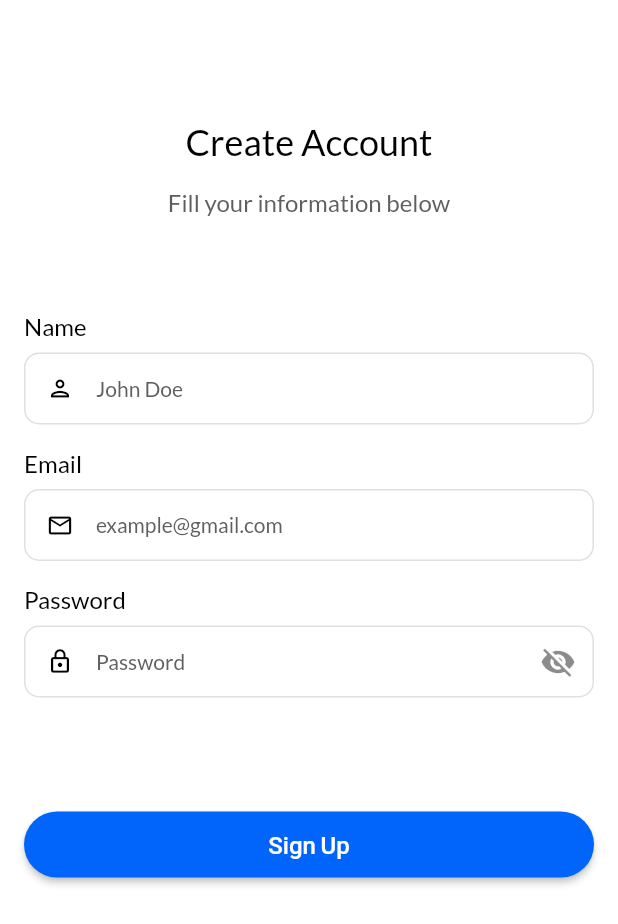
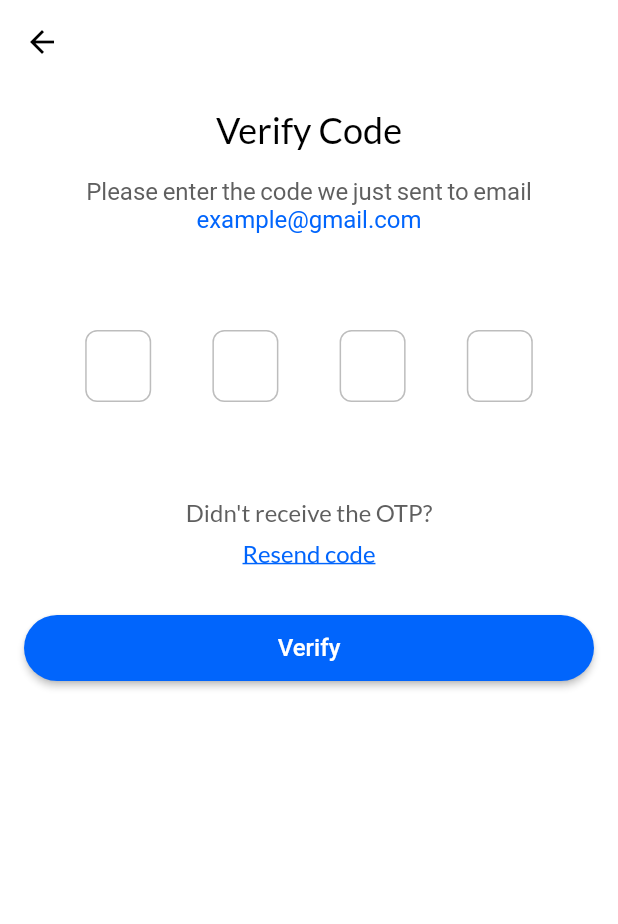
Before and after one commit to mgr-softwares/AppointEase-Flutter, a Flutter app: the CreateAccountPage screen opened by its route, after a tap on "Sign Up", on a phone screen of 412 x 824 dp. Shown: the top 924 px of the screen. Run offline on Flutter 3.47's test engine with Material 2 defaults, Android fonts, the phone set to English and light mode, and no system bars; our stand-ins replace dio, get, get_storage, google_fonts; accounts and stored records are empty.

Commit message:
- Added verify code screen

```diff
--- a/lib/modules/createAccount/create_account_page.dart
+++ b/lib/modules/create_account/create_account_page.dart
@@ -1,3 +1,4 @@
+import 'package:appoint_ease/routes/app_routes.dart';
 import 'package:flutter/material.dart';
 import 'package:get/get.dart';
 
@@ -191,7 +192,9 @@ class CreateAccountPage extends StatelessWidget {
                         width: double.infinity,
                         height: 44,
                         child: ElevatedButton(
-                          onPressed: () {},
+                          onPressed: () {
+                            Get.toNamed(AppRoutes.verifyCodePage);
+                          },
                           child: Text("Sign Up"),
                           style: TextButton.styleFrom(
                             textStyle: TextStyle(
@@ -201,6 +204,33 @@ class CreateAccountPage extends StatelessWidget {
                             backgroundColor: ThemeColor.primary,
                           ),
                         )),
+                    SizedBox(
+                      height: 16,
+                    ),
+                    InkWell(
+                      onTap: () {
+                        Get.back();
+                      },
+                      child: RichText(
+                          text: TextSpan(
+                              style: TextStyle(
+                                fontSize: 16,
+                              ),
+                              children: [
+                            TextSpan(
+                              text: "Already have an account? ",
+                              style: TextStyle(
+                                color: ThemeColor.darkGrey,
+                              ),
+                            ),
+                            TextSpan(
+                              text: "Sign in",
+                              style: TextStyle(
+                                  color: ThemeColor.primary,
+                                  decoration: TextDecoration.underline),
+                            )
+                          ])),
+                    ),
                   ],
                 ),
               ),
--- /dev/null
+++ b/lib/modules/verify_code/verify_code_binding.dart
@@ -0,0 +1,10 @@
+import 'package:get/get.dart';
+
+import 'verify_code_controller.dart';
+
+class VerifyCodeBinding extends Bindings {
+  @override
+  void dependencies() {
+    Get.lazyPut(() => VerifyCodeController());
+  }
+}
--- /dev/null
+++ b/lib/modules/verify_code/verify_code_controller.dart
@@ -0,0 +1,19 @@
+import 'package:flutter/material.dart';
+import 'package:get/get.dart';
+
+class VerifyCodeController extends GetxController {
+  final firstOtpDigitController = TextEditingController();
+  final secondOtpDigitController = TextEditingController();
+  final thirdOtpDigitController = TextEditingController();
+  final fourthOtpDigitController = TextEditingController();
+
+  final firstFocusNode = FocusNode();
+  final secondFocusNode = FocusNode();
+  final thirdFocusNode = FocusNode();
+  final fourthFocusNode = FocusNode();
+
+  @override
+  void onInit() {
+    super.onInit();
+  }
+}
--- /dev/null
+++ b/lib/modules/verify_code/verify_code_page.dart
@@ -0,0 +1,158 @@
+import 'package:flutter/material.dart';
+import 'package:get/get.dart';
+
+import '../../theme/colors_theme.dart';
+import 'verify_code_controller.dart';
+
+class VerifyCodePage extends StatelessWidget {
+  const VerifyCodePage({Key? key}) : super(key: key);
+
+  @override
+  Widget build(BuildContext context) {
+    VerifyCodeController verifyCodeController =
+        Get.find<VerifyCodeController>();
+    return Scaffold(
+        appBar: AppBar(
+          leading: IconButton(
+              onPressed: () {
+                Get.back();
+              },
+              icon: Icon(
+                Icons.arrow_back,
+                color: ThemeColor.black,
+              )),
+          backgroundColor: ThemeColor.white,
+          elevation: 0,
+        ),
+        backgroundColor: ThemeColor.white,
+        body: SingleChildScrollView(
+            child: Padding(
+                padding: const EdgeInsets.all(16.0),
+                child: Column(children: [
+                  Text(
+                    "Verify Code",
+                    style: TextStyle(color: ThemeColor.black, fontSize: 24),
+                  ),
+                  SizedBox(
+                    height: 16,
+                  ),
+                  RichText(
+                      textAlign: TextAlign.center,
+                      text: TextSpan(
+                          style: TextStyle(
+                            fontSize: 16,
+                          ),
+                          children: [
+                            TextSpan(
+                              text:
+                                  "Please enter the code we just sent to email ",
+                              style: TextStyle(
+                                color: ThemeColor.grey,
+                              ),
+                            ),
+                            TextSpan(
+                              text: "example@gmail.com",
+                              style: TextStyle(
+                                color: ThemeColor.accent,
+                              ),
+                            )
+                          ])),
+                  SizedBox(
+                    height: 64,
+                  ),
+                  Row(
+                    mainAxisAlignment: MainAxisAlignment.spaceEvenly,
+                    children: [
+                      otpInputField(
+                          verifyCodeController.firstOtpDigitController,
+                          verifyCodeController.firstFocusNode),
+                      otpInputField(
+                          verifyCodeController.secondOtpDigitController,
+                          verifyCodeController.secondFocusNode),
+                      otpInputField(
+                          verifyCodeController.thirdOtpDigitController,
+                          verifyCodeController.thirdFocusNode),
+                      otpInputField(
+                          verifyCodeController.fourthOtpDigitController,
+                          verifyCodeController.fourthFocusNode),
+                    ],
+                  ),
+                  SizedBox(
+                    height: 64,
+                  ),
+                  Text(
+                    "Didn't receive the OTP?",
+                    style: TextStyle(
+                      color: ThemeColor.grey,
+                      fontSize: 16,
+                    ),
+                  ),
+                  SizedBox(
+                    height: 8,
+                  ),
+                  InkWell(
+                    onTap: () {},
+                    child: Text("Resend code",
+                        style: TextStyle(
+                            color: ThemeColor.accent,
+                            fontSize: 16,
+                            decoration: TextDecoration.underline)),
+                  ),
+                  SizedBox(
+                    height: 32,
+                  ),
+                  SizedBox(
+                      width: double.infinity,
+                      height: 44,
+                      child: ElevatedButton(
+                        onPressed: () {},
+                        child: Text("Verify"),
+                        style: TextButton.styleFrom(
+                          textStyle: TextStyle(
+                              fontSize: 16, fontWeight: FontWeight.w500),
+                          shape: RoundedRectangleBorder(
+                              borderRadius: BorderRadius.circular(24)),
+                          backgroundColor: ThemeColor.primary,
+                        ),
+                      )),
+                ]))));
+  }
+
+  Container otpInputField(
+      TextEditingController controller, FocusNode focusNode) {
+    return Container(
+      width: 44,
+      child: TextFormField(
+        controller: controller,
+        focusNode: focusNode,
+        keyboardType: TextInputType.number,
+        style: TextStyle(color: ThemeColor.black, fontSize: 16),
+        maxLength: 1,
+        maxLines: 1,
+        textAlign: TextAlign.center,
+        onChanged: (value) {
+          if (value.isNotEmpty) {
+            focusNode
+                .nextFocus(); // Move focus to the next field when a digit is entered
+          }
+        },
+        decoration: InputDecoration(
+          counterText: "",
+          contentPadding: EdgeInsets.all(12),
+          floatingLabelBehavior: FloatingLabelBehavior.never,
+          focusedBorder: OutlineInputBorder(
+              borderRadius: BorderRadius.circular(8.0),
+              borderSide: BorderSide(color: ThemeColor.accent)),
+          border: OutlineInputBorder(
+              borderRadius: BorderRadius.circular(8.0),
+              borderSide: BorderSide(color: ThemeColor.grey_400)),
+          enabledBorder: OutlineInputBorder(
+              borderRadius: BorderRadius.circular(8.0),
+              borderSide: BorderSide(color: ThemeColor.grey_400)),
+        ),
+        textInputAction: TextInputAction.next,
+        autovalidateMode: AutovalidateMode.onUserInteraction,
+      ),
+    );
+  }
+}
--- a/lib/routes/app_pages.dart
+++ b/lib/routes/app_pages.dart
@@ -1,13 +1,15 @@
 import 'package:get/get.dart';
 
-import '../modules/createAccount/create_account_binding.dart';
-import '../modules/createAccount/create_account_page.dart';
+import '../modules/create_account/create_account_binding.dart';
+import '../modules/create_account/create_account_page.dart';
 import '../modules/onboarding/onboarding_binding.dart';
 import '../modules/onboarding/onboarding_page.dart';
 import '../modules/signin/signin_binding.dart';
 import '../modules/signin/signin_page.dart';
 import '../modules/splash/splash_binding.dart';
 import '../modules/splash/splash_page.dart';
+import '../modules/verify_code/verify_code_binding.dart';
+import '../modules/verify_code/verify_code_page.dart';
 import '../modules/welcome/welcome_binding.dart';
 import '../modules/welcome/welcome_page.dart';
 import 'app_routes.dart';
@@ -39,6 +41,11 @@ class AppPages {
       page: () => CreateAccountPage(),
       binding: CreateAccountBinding(),
     ),
+    GetPage(
+      name: AppRoutes.verifyCodePage,
+      page: () => VerifyCodePage(),
+      binding: VerifyCodeBinding(),
+    ),
     /*GetPage(
       name: AppRoutes.dashboardPage,
       page: () => DashboardPage(),
--- a/lib/routes/app_routes.dart
+++ b/lib/routes/app_routes.dart
@@ -4,5 +4,6 @@ class AppRoutes {
   static const welcomePage = '/welcomePage';
   static const signInPage = '/signInPage';
   static const createAccountPage = '/createAccountPage';
+  static const verifyCodePage = '/verifyCodePage';
   static const dashboardPage = '/dashboardPage';
 }
```
Also changed, not shown: lib/modules/create_account/create_account_binding.dart (renamed from lib/modules/createAccount/create_account_binding.dart), lib/modules/create_account/create_account_controller.dart (renamed from lib/modules/createAccount/create_account_controller.dart), 1 other file.
